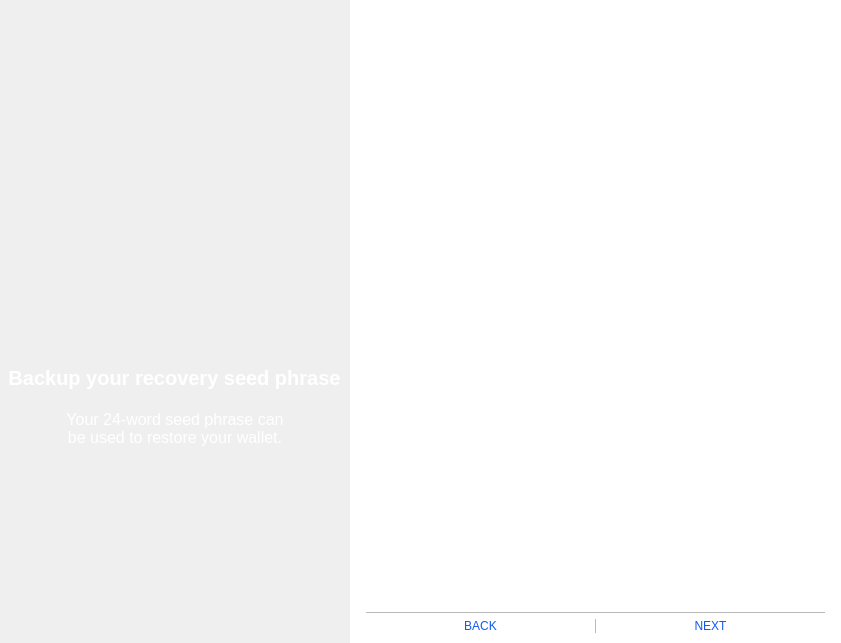
The window that src/qt/veil/forms/tutorialwidget.ui (Veil-Project/veil) describes before a commit, drawn with Qt 5.
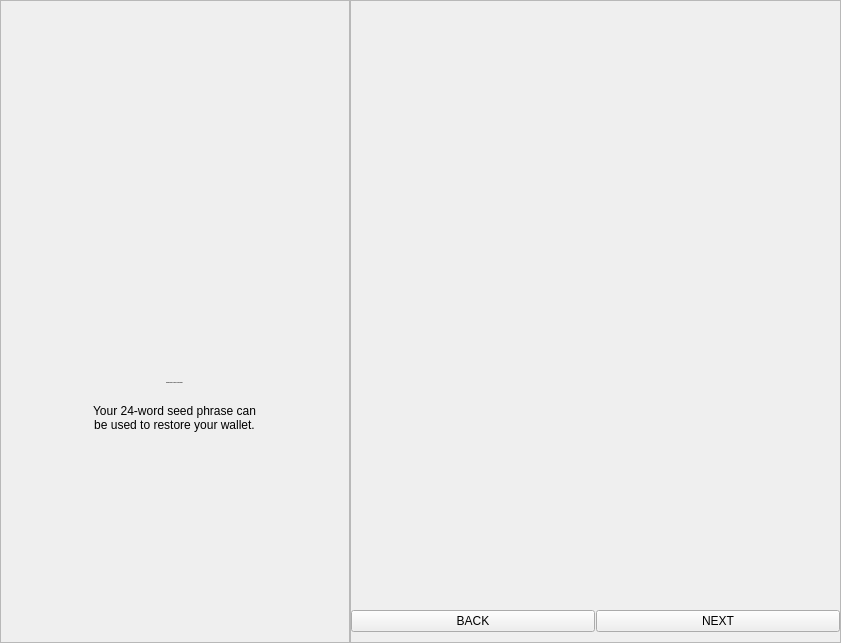
The same window after the commit. Icons and pictures are not drawn.

Patch:
```diff
--- a/src/qt/veil/forms/tutorialwidget.ui
+++ b/src/qt/veil/forms/tutorialwidget.ui
@@ -13,11 +13,6 @@
   <property name="windowTitle">
    <string>Form</string>
   </property>
-  <property name="styleSheet">
-   <string notr="true">border:none;
-padding:0px;
-margin:0px;</string>
-  </property>
   <layout class="QHBoxLayout" name="horizontalLayout_2">
    <property name="spacing">
     <number>0</number>
@@ -48,14 +43,6 @@
        <height>16777215</height>
       </size>
      </property>
-     <property name="styleSheet">
-      <string notr="true">#containerLeft {
-    border-image: url(&quot;:/icons/Banner_inicio2&quot;) 0 0 0 0 stretch stretch;
-    padding:0px;
-    margin:0px;
-    border:none;
-}</string>
-     </property>
      <property name="frameShape">
       <enum>QFrame::StyledPanel</enum>
      </property>
@@ -141,11 +128,6 @@
           <bold>true</bold>
          </font>
         </property>
-        <property name="styleSheet">
-         <string notr="true">font-size:20px;
-font-weight:bold;
-color:#FFFFFF;</string>
-        </property>
         <property name="text">
          <string>Backup your recovery seed phrase</string>
         </property>
@@ -172,11 +154,6 @@
       </item>
       <item alignment="Qt::AlignHCenter">
        <widget class="QLabel" name="messageBottom">
-        <property name="styleSheet">
-         <string notr="true">font-size:16px;
-color:#FFFFFF;
-padding:0 20px;</string>
-        </property>
         <property name="text">
          <string>Your 24-word seed phrase can 
 be used to restore your wallet.</string>
@@ -207,11 +184,6 @@
      <property name="layoutDirection">
       <enum>Qt::LeftToRight</enum>
      </property>
-     <property name="styleSheet">
-      <string notr="true">padding-left:16px;
-padding-right:16px;
-background-color:white;</string>
-     </property>
      <property name="frameShape">
       <enum>QFrame::StyledPanel</enum>
      </property>
@@ -236,13 +208,6 @@
       </property>
       <item>
        <widget class="QStackedWidget" name="QStackTutorialContainer">
-        <property name="styleSheet">
-         <string notr="true">#frame2{
-	background-color: white;
-	border: none;
-	padding: 0em 0em;
-}</string>
-        </property>
         <widget class="QWidget" name="page_3"/>
         <widget class="QWidget" name="page_4"/>
        </widget>
@@ -255,9 +220,6 @@
           <height>1</height>
          </size>
         </property>
-        <property name="styleSheet">
-         <string notr="true">background-color:#bababa;</string>
-        </property>
         <property name="text">
          <string/>
         </property>
@@ -285,17 +247,6 @@
           <property name="focusPolicy">
            <enum>Qt::NoFocus</enum>
           </property>
-          <property name="styleSheet">
-           <string notr="true">#btnBack {
-color:#105aef; 
-border: none;
-padding: 0em 0em;
-}
-
-#btnBack:hover {
-color:#0e45b4; 
-}</string>
-          </property>
           <property name="text">
            <string>BACK</string>
           </property>
@@ -321,9 +272,6 @@
           <property name="autoFillBackground">
            <bool>false</bool>
           </property>
-          <property name="styleSheet">
-           <string notr="true">background-color:#bababa;</string>
-          </property>
           <property name="text">
            <string/>
           </property>
@@ -346,27 +294,6 @@
           <property name="focusPolicy">
            <enum>Qt::NoFocus</enum>
           </property>
-          <property name="styleSheet">
-           <string notr="true">#btnNext {
-color:#105aef;
-border: none;
-padding: 0em 0em;
-} 
-
-#btnNext:focus { 
- background-color: rgb(255, 255, 255);
- border:none; 
-}
-
-#btnNext:hover {
-color:#0e45b4;
-} 
-
-#btnNext:checked{
-    background-color: none;
-    border: none;
-}</string>
-          </property>
           <property name="text">
            <string>NEXT</string>
           </property>
```
